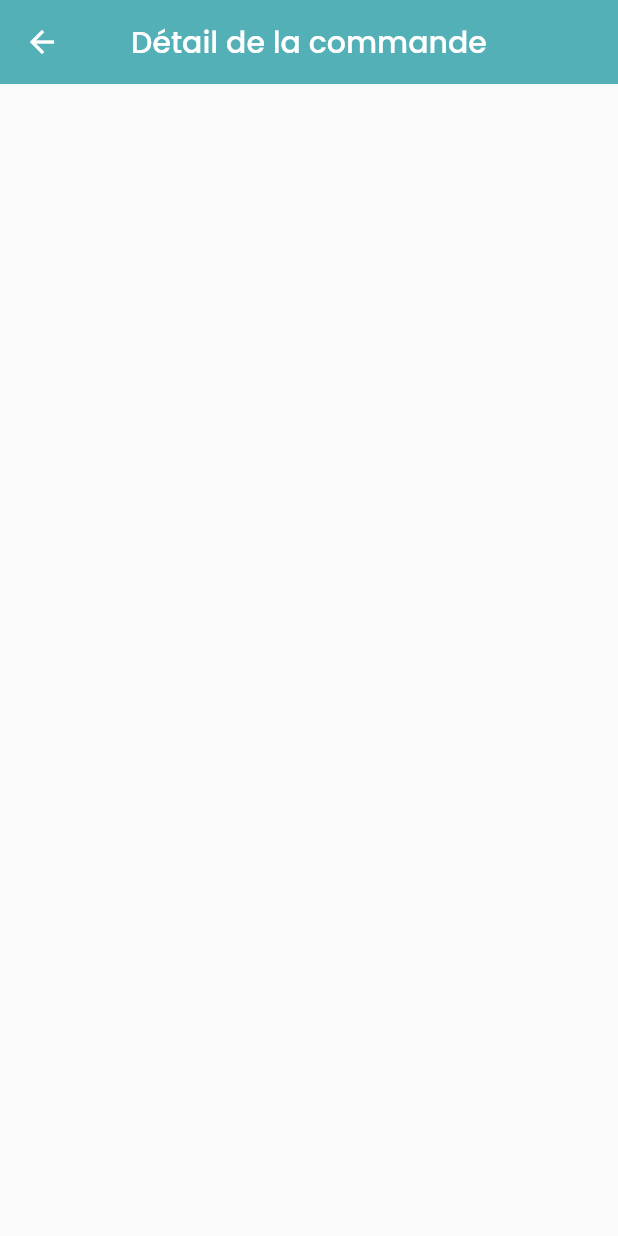
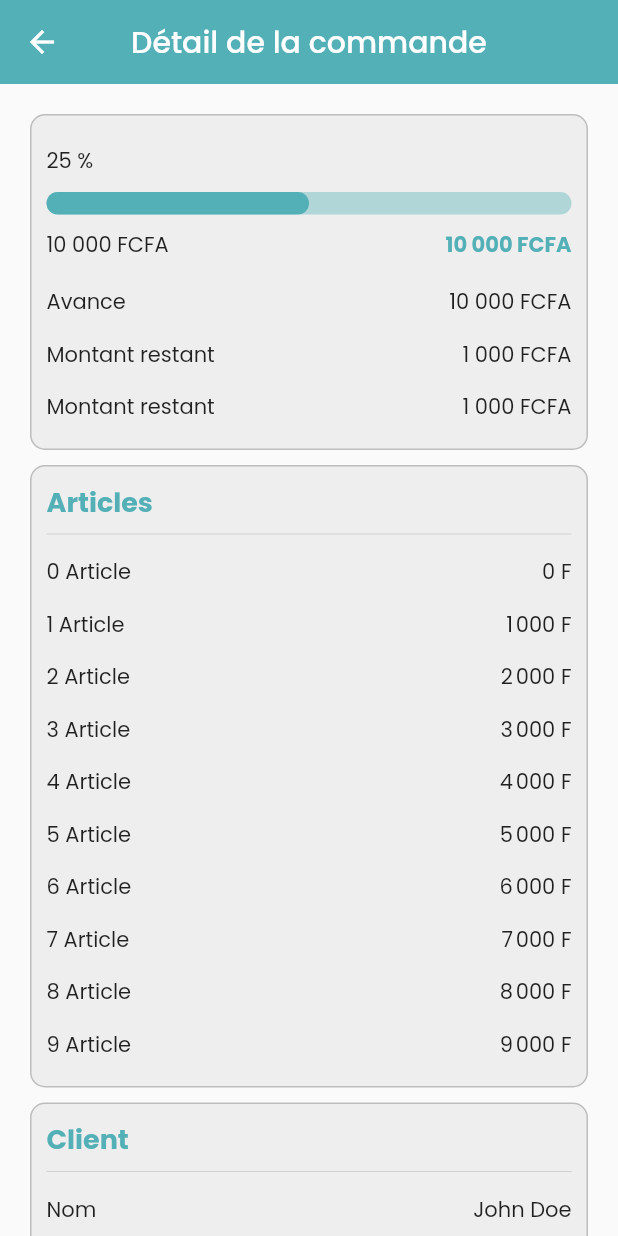
Before and after one commit to amangoua01/app_couture, a Flutter app: the DetailCommandPage screen opened directly, on a phone screen of 412 x 824 dp. Run offline on Flutter 3.47's test engine with Material 3 defaults, Android fonts, the light colour scheme and no system bars; our stand-ins replace animated_bottom_navigation_bar, date_format, dropdown_search, firebase_core, firebase_messaging, flutter_animate and 19 more; missing offline and left inert: flutter_stepindicator, icofont_flutter, ticket_widget; accounts and stored records are empty.

Commit message:
Save taf sur les vue

```diff
--- /dev/null
+++ b/lib/tools/widgets/commandes/command_group_card.dart
@@ -0,0 +1,49 @@
+import 'package:app_couture/tools/constants/app_colors.dart';
+import 'package:app_couture/tools/extensions/types/string.dart';
+import 'package:app_couture/tools/widgets/placeholder_widget.dart';
+import 'package:flutter/material.dart';
+
+class CommandGroupCard extends StatelessWidget {
+  final String? title;
+  final List<Widget> children;
+  const CommandGroupCard({this.title, required this.children, super.key});
+
+  @override
+  Widget build(BuildContext context) {
+    return Container(
+      padding: const EdgeInsets.all(10),
+      margin: const EdgeInsets.only(bottom: 10),
+      decoration: BoxDecoration(
+        color: Colors.grey.shade200,
+        borderRadius: BorderRadius.circular(10),
+        border: Border.all(color: Colors.grey.shade400),
+      ),
+      child: Column(
+        crossAxisAlignment: CrossAxisAlignment.start,
+        children: [
+          PlaceholderWidget(
+            condition: title != null,
+            child: Column(
+              crossAxisAlignment: CrossAxisAlignment.start,
+              children: [
+                Text(
+                  title.value,
+                  style: const TextStyle(
+                    color: AppColors.primary,
+                    fontWeight: FontWeight.bold,
+                    fontSize: 18,
+                  ),
+                ),
+                const Divider(),
+              ],
+            ),
+          ),
+          Column(
+            crossAxisAlignment: CrossAxisAlignment.start,
+            children: children,
+          ),
+        ],
+      ),
+    );
+  }
+}
--- /dev/null
+++ b/lib/tools/widgets/commandes/command_listtile.dart
@@ -0,0 +1,20 @@
+import 'package:flutter/material.dart';
+
+class CommandListtile extends StatelessWidget {
+  final String title;
+  final String value;
+  const CommandListtile({required this.title, required this.value, super.key});
+
+  @override
+  Widget build(BuildContext context) {
+    return Padding(
+      padding: const EdgeInsets.symmetric(vertical: 7),
+      child: Row(
+        children: [
+          Expanded(child: Text(title)),
+          Text(value),
+        ],
+      ),
+    );
+  }
+}
--- a/lib/views/static/abonnements/detail_forfait_sub_page.dart
+++ b/lib/views/static/abonnements/detail_forfait_sub_page.dart
@@ -1,7 +1,7 @@
 import 'package:app_couture/data/models/avantage_abn.dart';
 import 'package:app_couture/tools/extensions/types/string.dart';
 import 'package:app_couture/tools/widgets/buttons/c_button.dart';
-import 'package:app_couture/views/static/abonnements/downgrade_selection_option_page.dart';
+import 'package:app_couture/views/static/abonnements/operator_list_page.dart';
 import 'package:flutter/material.dart';
 import 'package:get/get.dart';
 
@@ -68,7 +68,7 @@ class DetailForfaitSubPage extends StatelessWidget {
         ),
         CButton(
           title: "Je m'abonne",
-          onPressed: () => Get.to(() => const DowngradeSelectionOptionPage()),
+          onPressed: () => Get.to(() => const OperatorListPage()),
         ),
       ],
     );
--- a/lib/views/static/boutiques/edition_entree_stock.dart
+++ b/lib/views/static/boutiques/edition_entree_stock.dart
@@ -1,6 +1,8 @@
+import 'package:app_couture/tools/widgets/buttons/c_button.dart';
 import 'package:app_couture/tools/widgets/inputs/c_drop_down_form_field.dart';
 import 'package:app_couture/tools/widgets/inputs/c_text_form_field.dart';
 import 'package:flutter/material.dart';
+import 'package:gap/gap.dart';
 
 class EditionEntreeStock extends StatelessWidget {
   final bool isEntreeStock;
@@ -13,6 +15,8 @@ class EditionEntreeStock extends StatelessWidget {
       children: const [
         CDropDownFormField(externalLabel: 'Article'),
         CTextFormField(externalLabel: "Quantité"),
+        Gap(20),
+        CButton(),
       ],
     );
   }
--- a/lib/views/static/commandes/detail_command_page.dart
+++ b/lib/views/static/commandes/detail_command_page.dart
@@ -1,4 +1,10 @@
+import 'package:app_couture/tools/constants/app_colors.dart';
+import 'package:app_couture/tools/extensions/types/int.dart';
+import 'package:app_couture/tools/widgets/buttons/c_button.dart';
+import 'package:app_couture/tools/widgets/commandes/command_group_card.dart';
+import 'package:app_couture/tools/widgets/commandes/command_listtile.dart';
 import 'package:flutter/material.dart';
+import 'package:gap/gap.dart';
 
 class DetailCommandPage extends StatelessWidget {
   const DetailCommandPage({super.key});
@@ -9,7 +15,76 @@ class DetailCommandPage extends StatelessWidget {
       appBar: AppBar(title: const Text("Détail de la commande")),
       body: ListView(
         padding: const EdgeInsets.all(20),
-        children: const [],
+        children: [
+          CommandGroupCard(
+            children: [
+              const Gap(10),
+              Text('${(50 * 0.5).toInt()} %'),
+              const Gap(10),
+              LinearProgressIndicator(
+                color: AppColors.primary,
+                value: 0.5,
+                minHeight: 15,
+                borderRadius: BorderRadius.circular(10),
+                backgroundColor: AppColors.primary.withAlpha(100),
+              ),
+              const Gap(10),
+              const Row(
+                children: [
+                  Expanded(
+                    child: Text("10 000 FCFA"),
+                  ),
+                  Text(
+                    "10 000 FCFA",
+                    style: TextStyle(
+                      color: AppColors.primary,
+                      fontWeight: FontWeight.bold,
+                    ),
+                  ),
+                ],
+              ),
+              const Gap(10),
+              const CommandListtile(
+                title: 'Avance',
+                value: '10 000 FCFA',
+              ),
+              const CommandListtile(
+                title: 'Montant restant',
+                value: '1 000 FCFA',
+              ),
+              const CommandListtile(
+                title: 'Montant restant',
+                value: '1 000 FCFA',
+              ),
+            ],
+          ),
+          CommandGroupCard(
+            title: 'Articles',
+            children: List.generate(
+              10,
+              (i) => CommandListtile(
+                title: '$i Article',
+                value: (1000 * i).toAmount(unit: 'F'),
+              ),
+            ),
+          ),
+          const CommandGroupCard(
+            title: 'Client',
+            children: [
+              CommandListtile(
+                title: 'Nom',
+                value: 'John Doe',
+              ),
+              CommandListtile(
+                title: 'Numéro de téléphone',
+                value: '123456789',
+              ),
+            ],
+          ),
+          const Gap(20),
+          CButton(title: 'Télécharger le reçu', onPressed: () {}),
+          const Gap(20),
+        ],
       ),
     );
   }
--- a/lib/views/static/home/sub_pages/setting_page.dart
+++ b/lib/views/static/home/sub_pages/setting_page.dart
@@ -5,6 +5,7 @@ import 'package:app_couture/views/static/auth/profil_page.dart';
 import 'package:app_couture/views/static/boutiques/boutiques_list_page.dart';
 import 'package:app_couture/views/static/categorie/categorie_list_page.dart';
 import 'package:app_couture/views/static/clients/client_liste_page.dart';
+import 'package:app_couture/views/static/personnels/personnels_list_page.dart';
 import 'package:app_couture/views/static/surcursales/surcursales_list_page.dart';
 import 'package:app_couture/views/static/type_mesure/type_mesure_list_page.dart';
 import 'package:flutter/material.dart';
@@ -55,6 +56,10 @@ class SettingPage extends StatelessWidget {
             onTap: () => Get.to(() => const BoutiquesListPage()),
           ),
           SettingTile(
+            title: "Mon personnel",
+            onTap: () => Get.to(() => const PersonnelListPage()),
+          ),
+          SettingTile(
             title: "Mes surcussales",
             onTap: () => Get.to(() => const SurcursalesListPage()),
           ),
```
Also changed, not shown: lib/tools/widgets/command_tile.dart (+21 -5 lines), lib/views/static/abonnements/operator_list_page.dart (added, +48 -0 lines), lib/views/static/home/sub_pages/boutique_page.dart (+33 -1 lines), lib/views/static/personnels/edition_personnel_page.dart (added, +32 -0 lines), lib/views/static/personnels/personnels_list_page.dart (added, +40 -0 lines), assets/images/moov.png (added), assets/images/mtn.jpeg (added), assets/images/orange.png (added), assets/images/wave.png (added).
